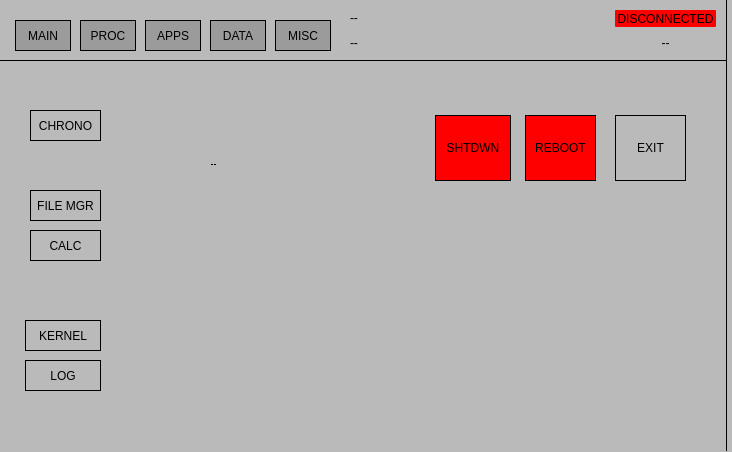
This is src/api/gui/menu_2.ui in TomMladenov/pisdr-cyberdeck as Qt 5 draws it before an edit. The edited form follows.
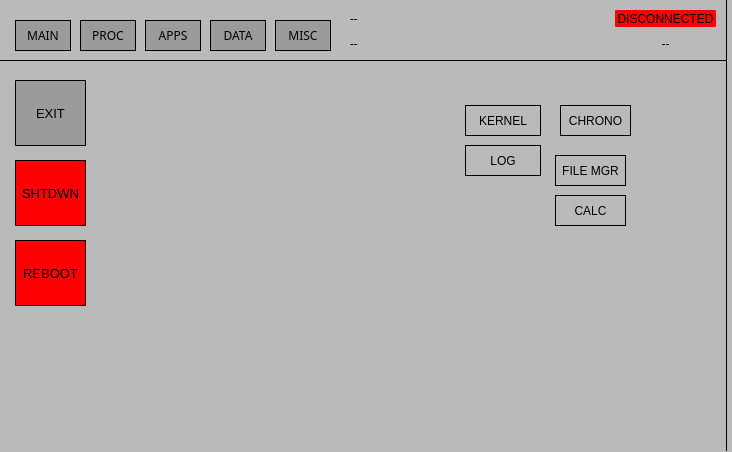
This is the edited form. The open tabs and pages were chosen to show the change.

What changed in the file:
```diff
--- a/src/api/gui/menu_2.ui
+++ b/src/api/gui/menu_2.ui
@@ -102,8 +102,8 @@
     <widget class="QPushButton" name="start_syslog_button">
      <property name="geometry">
       <rect>
-       <x>15</x>
-       <y>305</y>
+       <x>455</x>
+       <y>90</y>
        <width>76</width>
        <height>31</height>
       </rect>
@@ -132,8 +132,8 @@
     <widget class="QPushButton" name="start_dmesg_button">
      <property name="geometry">
       <rect>
-       <x>15</x>
-       <y>265</y>
+       <x>455</x>
+       <y>50</y>
        <width>76</width>
        <height>31</height>
       </rect>
@@ -162,8 +162,8 @@
     <widget class="QPushButton" name="chrono_button">
      <property name="geometry">
       <rect>
-       <x>20</x>
-       <y>55</y>
+       <x>550</x>
+       <y>50</y>
        <width>71</width>
        <height>31</height>
       </rect>
@@ -192,8 +192,8 @@
     <widget class="QPushButton" name="file_manager_button">
      <property name="geometry">
       <rect>
-       <x>20</x>
-       <y>135</y>
+       <x>545</x>
+       <y>100</y>
        <width>71</width>
        <height>31</height>
       </rect>
@@ -222,8 +222,8 @@
     <widget class="QPushButton" name="test_speaker_button_3">
      <property name="geometry">
       <rect>
-       <x>20</x>
-       <y>175</y>
+       <x>545</x>
+       <y>140</y>
        <width>71</width>
        <height>31</height>
       </rect>
@@ -249,38 +249,22 @@
       <string>CALC</string>
      </property>
     </widget>
-    <widget class="QLabel" name="uptime_label">
-     <property name="geometry">
-      <rect>
-       <x>200</x>
-       <y>100</y>
-       <width>411</width>
-       <height>17</height>
-      </rect>
-     </property>
-     <property name="font">
-      <font>
-       <pointsize>9</pointsize>
-       <stylestrategy>NoAntialias</stylestrategy>
-      </font>
-     </property>
-     <property name="text">
-      <string>--</string>
-     </property>
-    </widget>
     <widget class="QPushButton" name="shutdown_button">
      <property name="geometry">
       <rect>
-       <x>425</x>
-       <y>60</y>
-       <width>76</width>
+       <x>5</x>
+       <y>105</y>
+       <width>71</width>
        <height>66</height>
       </rect>
      </property>
      <property name="font">
       <font>
-       <pointsize>9</pointsize>
-       <stylestrategy>PreferDefault</stylestrategy>
+       <family>Arial</family>
+       <pointsize>10</pointsize>
+       <weight>9</weight>
+       <italic>false</italic>
+       <bold>false</bold>
       </font>
      </property>
      <property name="cursor">
@@ -291,8 +275,9 @@
      </property>
      <property name="styleSheet">
       <string notr="true">border: 1px solid black; 
-border-radius: 0px;
-background-color: rgb(255, 0, 0);</string>
+border-radius: 1px;
+background-color: rgb(255, 0, 0);
+font: 75 10pt &quot;Arial&quot;;</string>
      </property>
      <property name="text">
       <string>SHTDWN</string>
@@ -301,16 +286,19 @@
     <widget class="QPushButton" name="reboot_button">
      <property name="geometry">
       <rect>
-       <x>515</x>
-       <y>60</y>
+       <x>5</x>
+       <y>185</y>
        <width>71</width>
        <height>66</height>
       </rect>
      </property>
      <property name="font">
       <font>
-       <pointsize>9</pointsize>
-       <stylestrategy>PreferDefault</stylestrategy>
+       <family>Arial</family>
+       <pointsize>10</pointsize>
+       <weight>9</weight>
+       <italic>false</italic>
+       <bold>false</bold>
       </font>
      </property>
      <property name="cursor">
@@ -321,8 +309,9 @@
      </property>
      <property name="styleSheet">
       <string notr="true">border: 1px solid black; 
-border-radius: 0px;
-background-color: rgb(255, 0, 0);</string>
+border-radius: 1px;
+background-color: rgb(255, 0, 0);
+font: 75 10pt &quot;Arial&quot;;</string>
      </property>
      <property name="text">
       <string>REBOOT</string>
@@ -331,16 +320,19 @@
     <widget class="QPushButton" name="exit_button">
      <property name="geometry">
       <rect>
-       <x>605</x>
-       <y>60</y>
+       <x>5</x>
+       <y>25</y>
        <width>71</width>
        <height>66</height>
       </rect>
      </property>
      <property name="font">
       <font>
-       <pointsize>9</pointsize>
-       <stylestrategy>PreferDefault</stylestrategy>
+       <family>Arial</family>
+       <pointsize>10</pointsize>
+       <weight>9</weight>
+       <italic>false</italic>
+       <bold>false</bold>
       </font>
      </property>
      <property name="cursor">
@@ -351,8 +343,9 @@
      </property>
      <property name="styleSheet">
       <string notr="true">border: 1px solid black; 
-border-radius: 0px;
-background-color: rgb(186, 186, 186);</string>
+border-radius: 1px;
+background-color: rgb(155, 155, 155);
+font: 75 10pt &quot;Arial&quot;;</string>
      </property>
      <property name="text">
       <string>EXIT</string>
@@ -371,8 +364,11 @@
    </property>
    <property name="font">
     <font>
+     <family>Noto Sans</family>
      <pointsize>9</pointsize>
-     <stylestrategy>PreferDefault</stylestrategy>
+     <weight>50</weight>
+     <italic>false</italic>
+     <bold>false</bold>
     </font>
    </property>
    <property name="cursor">
@@ -402,8 +398,11 @@
    </property>
    <property name="font">
     <font>
+     <family>Noto Sans</family>
      <pointsize>9</pointsize>
-     <stylestrategy>PreferDefault</stylestrategy>
+     <weight>50</weight>
+     <italic>false</italic>
+     <bold>false</bold>
     </font>
    </property>
    <property name="cursor">
@@ -433,8 +432,11 @@
    </property>
    <property name="font">
     <font>
+     <family>Noto Sans</family>
      <pointsize>9</pointsize>
-     <stylestrategy>PreferDefault</stylestrategy>
+     <weight>50</weight>
+     <italic>false</italic>
+     <bold>false</bold>
     </font>
    </property>
    <property name="cursor">
@@ -464,8 +466,11 @@
    </property>
    <property name="font">
     <font>
+     <family>Noto Sans</family>
      <pointsize>9</pointsize>
-     <stylestrategy>PreferDefault</stylestrategy>
+     <weight>50</weight>
+     <italic>false</italic>
+     <bold>false</bold>
     </font>
    </property>
    <property name="cursor">
@@ -495,8 +500,11 @@
    </property>
    <property name="font">
     <font>
+     <family>Noto Sans</family>
      <pointsize>9</pointsize>
-     <stylestrategy>PreferDefault</stylestrategy>
+     <weight>50</weight>
+     <italic>false</italic>
+     <bold>false</bold>
     </font>
    </property>
    <property name="cursor">
@@ -571,8 +579,11 @@
    </property>
    <property name="font">
     <font>
+     <family>Noto Sans</family>
      <pointsize>9</pointsize>
-     <stylestrategy>PreferDefault</stylestrategy>
+     <weight>50</weight>
+     <italic>false</italic>
+     <bold>false</bold>
     </font>
    </property>
    <property name="styleSheet">
@@ -621,8 +632,11 @@
    </property>
    <property name="font">
     <font>
+     <family>Noto Sans</family>
      <pointsize>9</pointsize>
-     <stylestrategy>PreferDefault</stylestrategy>
+     <weight>50</weight>
+     <italic>false</italic>
+     <bold>false</bold>
     </font>
    </property>
    <property name="styleSheet">
@@ -646,8 +660,11 @@
    </property>
    <property name="font">
     <font>
+     <family>Noto Sans</family>
      <pointsize>9</pointsize>
-     <stylestrategy>PreferDefault</stylestrategy>
+     <weight>50</weight>
+     <italic>false</italic>
+     <bold>false</bold>
     </font>
    </property>
    <property name="styleSheet">
```
Left out of the diff: 2 changed lines with no effect on the pictures.
